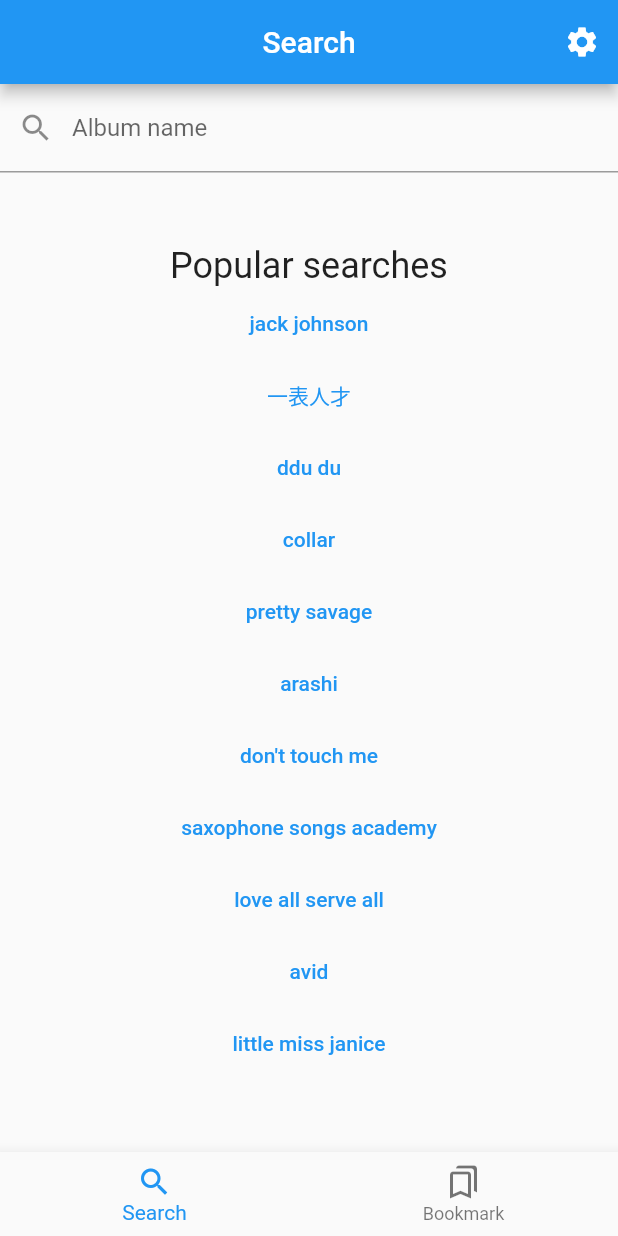
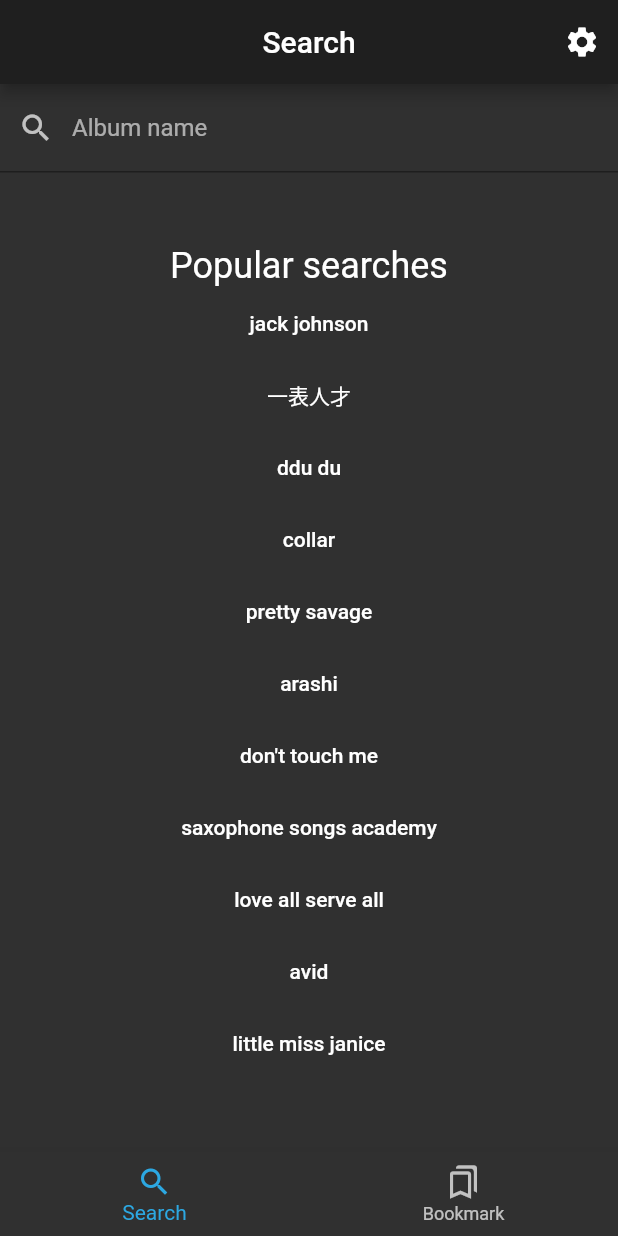
Before and after one commit to WingCH/getx_demo, a Flutter app: the screen it shows after launch, on a phone screen of 412 x 824 dp. Run offline on Flutter 3.47's test engine with Material 2 defaults, Android fonts, the light colour scheme and no system bars; our stand-ins replace cached_network_image, dio, freezed_annotation, get, get_storage, logger and 1 more.

Commit message:
CustomTheme and CustomColor

```diff
--- a/lib/app/app.dart
+++ b/lib/app/app.dart
@@ -4,6 +4,7 @@ import 'package:get/get.dart';
 
 import '../generated/l10n.dart';
 import '../repositories/app_setting_repository/app_setting_repository.dart';
+import '../theme/custom_theme.dart';
 import 'routes.dart';
 
 class App extends StatelessWidget {
@@ -27,6 +28,9 @@ class App extends StatelessWidget {
           GlobalCupertinoLocalizations.delegate,
         ],
         supportedLocales: S.delegate.supportedLocales,
+        themeMode: ThemeMode.dark,
+        theme: CustomTheme.lightTheme,
+        darkTheme: CustomTheme.darkTheme,
         title: 'GetX Demo',
         initialRoute: Routes.home,
         getPages: Routes.pages,
--- a/lib/common_widgets/albums_list_widget.dart
+++ b/lib/common_widgets/albums_list_widget.dart
@@ -3,6 +3,7 @@ import 'package:flutter/cupertino.dart';
 import 'package:flutter/material.dart';
 
 import '../repositories/itunes_repository/models/itunes_search_response.dart';
+import '../theme/custom_colors.dart';
 
 class AlbumsListWidget extends StatelessWidget {
   const AlbumsListWidget({
@@ -49,7 +50,7 @@ class AlbumsListWidget extends StatelessWidget {
           ),
           trailing: IconButton(
             icon: bookmarkedAlbums.contains(itunesAlbum)
-                ? const Icon(Icons.bookmark_outlined, color: Colors.deepOrange)
+                ? Icon(Icons.bookmark_outlined, color: CustomColor.color1)
                 : const Icon(Icons.bookmark_border_outlined),
             onPressed: () {
               onBookmark(itunesAlbum);
--- /dev/null
+++ b/lib/theme/custom_colors.dart
@@ -0,0 +1,10 @@
+import 'package:flutter/material.dart';
+import 'package:get/get.dart';
+
+class CustomColor {
+  static Color get color1 {
+    return Get.context!.theme.brightness == Brightness.light
+        ? Colors.deepOrange
+        : Colors.green;
+  }
+}
--- /dev/null
+++ b/lib/theme/custom_theme.dart
@@ -0,0 +1,55 @@
+import 'package:flutter/material.dart';
+
+// ref: https://github.com/JideGuru/FlutterEbookApp/blob/master/lib/theme/theme_config.dart
+class CustomTheme {
+  static Color lightPrimary = Colors.white;
+  static Color lightAccent = const Color(0xff2ca8e2);
+  static Color lightBG = Colors.white;
+  static Color lightFG = Colors.black;
+
+  static Color darkPrimary = const Color(0xff1f1f1f);
+  static Color darkAccent = const Color(0xff2ca8e2);
+  static Color darkBG = const Color(0xff121212);
+  static Color darkFG = Colors.white;
+
+  static ThemeData lightTheme = ThemeData(
+      colorScheme: ColorScheme.fromSwatch().copyWith(
+        brightness: Brightness.light,
+        primary: lightPrimary,
+        secondary: lightAccent,
+        background: lightBG,
+      ),
+      textSelectionTheme: TextSelectionThemeData(
+        cursorColor: lightAccent,
+      ),
+      appBarTheme: AppBarTheme(
+        backgroundColor: lightPrimary,
+        foregroundColor: lightFG,
+      ),
+      textButtonTheme: TextButtonThemeData(
+        style: TextButton.styleFrom(
+          primary: lightFG,
+        ),
+      ));
+
+  static ThemeData darkTheme = ThemeData(
+    colorScheme: ColorScheme.fromSwatch().copyWith(
+      brightness: Brightness.dark,
+      primary: darkPrimary,
+      secondary: darkAccent,
+      background: darkBG,
+    ),
+    textSelectionTheme: TextSelectionThemeData(
+      cursorColor: darkAccent,
+    ),
+    appBarTheme: AppBarTheme(
+      backgroundColor: darkPrimary,
+      foregroundColor: darkFG,
+    ),
+    textButtonTheme: TextButtonThemeData(
+      style: TextButton.styleFrom(
+        primary: darkFG,
+      ),
+    ),
+  );
+}
```
